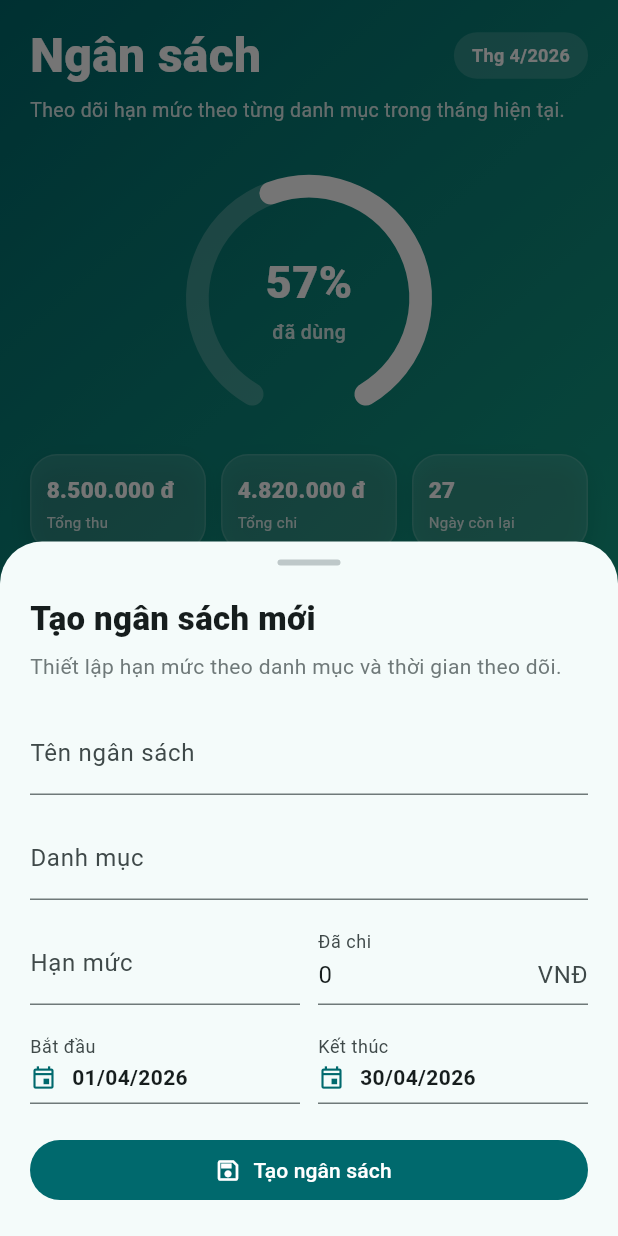
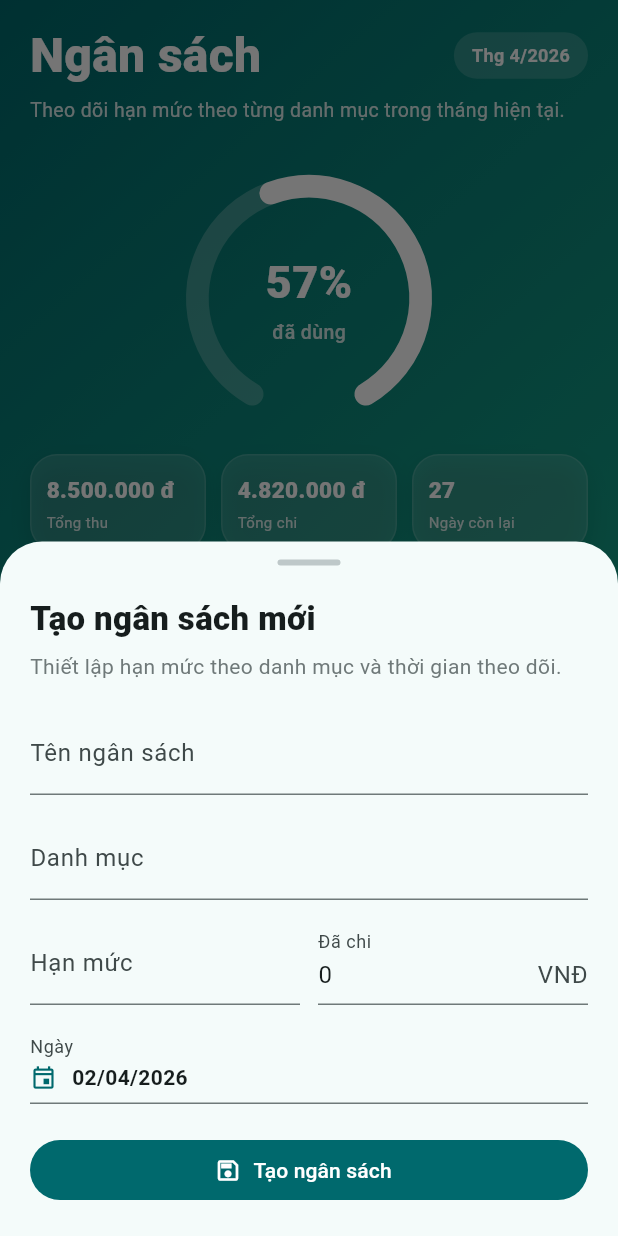
Before and after one commit to Haidp2005/G13Money, a Flutter app: the screen it shows after launch, after a tap on "Thêm ngân sách", on a phone screen of 412 x 824 dp. Run offline on Flutter 3.47's test engine with Material 3 defaults, Android fonts, the phone set to English and light mode, and no system bars; accounts and stored records are empty.

Commit message:
cap nhat giao dien

```diff
--- a/lib/features/budgets/models/budget.dart
+++ b/lib/features/budgets/models/budget.dart
@@ -6,8 +6,7 @@ class Budget {
   final String category;
   final double limit;
   final double spent;
-  final DateTime periodStart;
-  final DateTime periodEnd;
+  final DateTime date;
   final Color color;
   final IconData icon;
 
@@ -17,8 +16,7 @@ class Budget {
     required this.category,
     required this.limit,
     required this.spent,
-    required this.periodStart,
-    required this.periodEnd,
+    required this.date,
     required this.color,
     required this.icon,
   });
@@ -40,8 +38,7 @@ class Budget {
     String? category,
     double? limit,
     double? spent,
-    DateTime? periodStart,
-    DateTime? periodEnd,
+    DateTime? date,
     Color? color,
     IconData? icon,
   }) {
@@ -51,8 +48,7 @@ class Budget {
       category: category ?? this.category,
       limit: limit ?? this.limit,
       spent: spent ?? this.spent,
-      periodStart: periodStart ?? this.periodStart,
-      periodEnd: periodEnd ?? this.periodEnd,
+      date: date ?? this.date,
       color: color ?? this.color,
       icon: icon ?? this.icon,
     );
--- a/lib/features/budgets/ui/budget_form.dart
+++ b/lib/features/budgets/ui/budget_form.dart
@@ -18,8 +18,7 @@ class _BudgetFormState extends State<BudgetForm> {
   late final TextEditingController _limitController;
   late final TextEditingController _spentController;
 
-  late DateTime _startDate;
-  late DateTime _endDate;
+  late DateTime _date;
 
   @override
   void initState() {
@@ -33,8 +32,7 @@ class _BudgetFormState extends State<BudgetForm> {
     _spentController = TextEditingController(
       text: budget == null ? '0' : budget.spent.toStringAsFixed(0),
     );
-    _startDate = budget?.periodStart ?? _startOfMonth(DateTime.now());
-    _endDate = budget?.periodEnd ?? _endOfMonth(DateTime.now());
+    _date = budget?.date ?? DateTime.now();
   }
 
   @override
@@ -153,17 +151,9 @@ class _BudgetFormState extends State<BudgetForm> {
                   children: [
                     Expanded(
                       child: _DateField(
-                        label: 'Bắt đầu',
-                        value: _formatDate(_startDate),
-                        onTap: () => _pickDate(isStart: true),
-                      ),
-                    ),
-                    const SizedBox(width: 12),
-                    Expanded(
-                      child: _DateField(
-                        label: 'Kết thúc',
-                        value: _formatDate(_endDate),
-                        onTap: () => _pickDate(isStart: false),
+                        label: 'Ngày',
+                        value: _formatDate(_date),
+                        onTap: () => _pickDate(),
                       ),
                     ),
                   ],
@@ -198,25 +188,17 @@ class _BudgetFormState extends State<BudgetForm> {
     return null;
   }
 
-  Future<void> _pickDate({required bool isStart}) async {
-    final current = isStart ? _startDate : _endDate;
+  Future<void> _pickDate() async {
     final picked = await showDatePicker(
       context: context,
-      initialDate: current,
+      initialDate: _date,
       firstDate: DateTime(2020),
       lastDate: DateTime(2100),
     );
     if (picked == null) return;
 
     setState(() {
-      if (isStart) {
-        _startDate = picked;
-        if (_endDate.isBefore(_startDate)) {
-          _endDate = _startDate.add(const Duration(days: 30));
-        }
-      } else {
-        _endDate = picked;
-      }
+      _date = picked;
     });
   }
 
@@ -232,8 +214,7 @@ class _BudgetFormState extends State<BudgetForm> {
       category: _categoryController.text.trim(),
       limit: double.parse(_limitController.text.replaceAll(',', '').trim()),
       spent: double.parse(_spentController.text.replaceAll(',', '').trim()),
-      periodStart: _startDate,
-      periodEnd: _endDate,
+      date: _date,
       color: _budgetColorForCategory(_categoryController.text.trim()),
       icon: _budgetIconForCategory(_categoryController.text.trim()),
     );
@@ -244,10 +225,6 @@ class _BudgetFormState extends State<BudgetForm> {
   String _formatDate(DateTime date) {
     return '${date.day.toString().padLeft(2, '0')}/${date.month.toString().padLeft(2, '0')}/${date.year}';
   }
-
-  DateTime _startOfMonth(DateTime date) => DateTime(date.year, date.month, 1);
-
-  DateTime _endOfMonth(DateTime date) => DateTime(date.year, date.month + 1, 0);
 }
 
 class _DateField extends StatelessWidget {
--- a/lib/features/budgets/ui/budgets_page.dart
+++ b/lib/features/budgets/ui/budgets_page.dart
@@ -19,8 +19,7 @@ class _BudgetsPageState extends State<BudgetsPage> {
       category: 'Ăn uống',
       limit: 3000000,
       spent: 1850000,
-      periodStart: DateTime(2026, 4, 1),
-      periodEnd: DateTime(2026, 4, 30),
+      date: DateTime(2026, 4, 15),
       color: const Color(0xFFE07A5F),
       icon: Icons.restaurant_outlined,
     ),
@@ -30,8 +29,7 @@ class _BudgetsPageState extends State<BudgetsPage> {
       category: 'Di chuyển',
       limit: 1200000,
       spent: 620000,
-      periodStart: DateTime(2026, 4, 1),
-      periodEnd: DateTime(2026, 4, 30),
+      date: DateTime(2026, 4, 15),
       color: const Color(0xFF3D5A80),
       icon: Icons.directions_car_outlined,
     ),
@@ -41,8 +39,7 @@ class _BudgetsPageState extends State<BudgetsPage> {
       category: 'Mua sắm',
       limit: 2500000,
       spent: 2350000,
-      periodStart: DateTime(2026, 4, 1),
-      periodEnd: DateTime(2026, 4, 30),
+      date: DateTime(2026, 4, 15),
       color: const Color(0xFF9B5DE5),
       icon: Icons.shopping_bag_outlined,
     ),
@@ -691,7 +688,7 @@ class _BudgetCard extends StatelessWidget {
             ),
             const SizedBox(height: 12),
             Text(
-              '${_formatDate(budget.periodStart)} - ${_formatDate(budget.periodEnd)}',
+              _formatDate(budget.date),
               style: TextStyle(color: scheme.outline, fontSize: 12),
             ),
           ],
```
